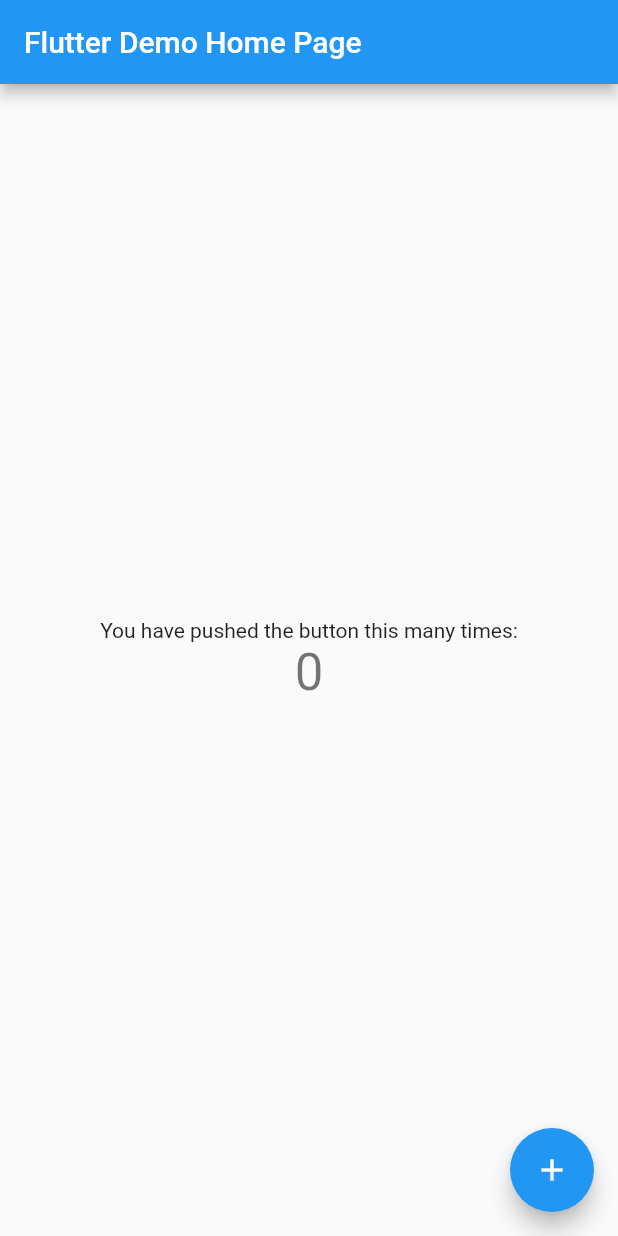
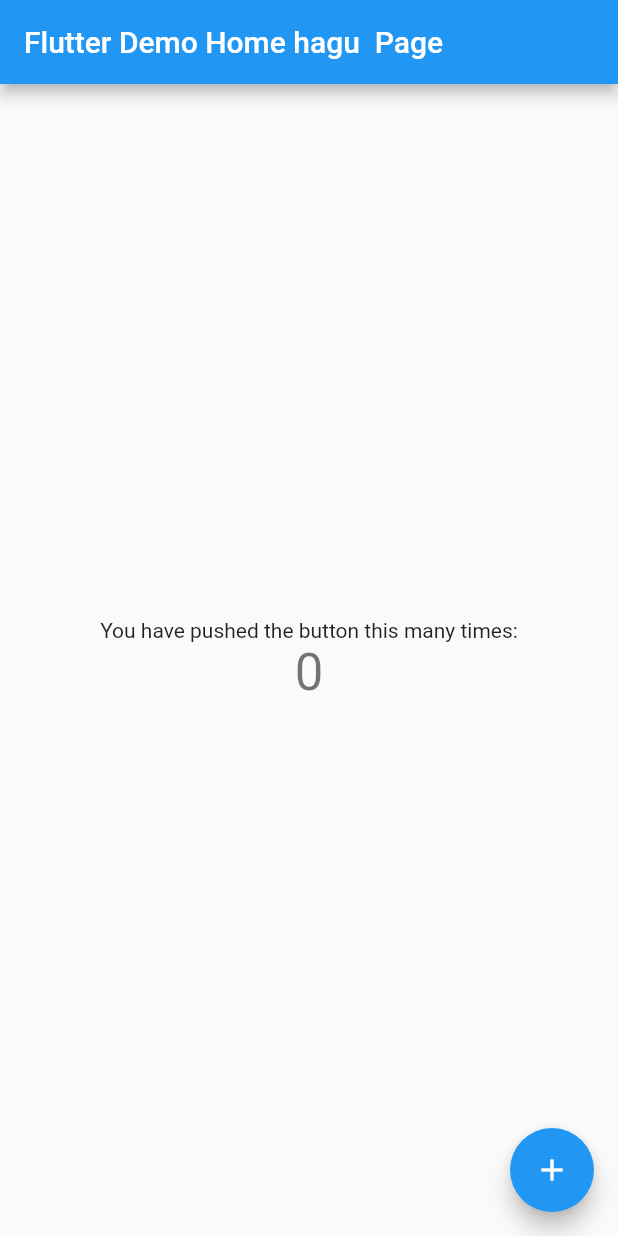
Before and after one commit to FarhinHusain/myapp, a Flutter app: the screen it shows after launch, on a phone screen of 412 x 824 dp. Run offline on Flutter 3.47's test engine with Material 2 defaults, Android fonts, the phone set to English and light mode, and no system bars.

Commit message:
Update main.dart

```diff
--- a/lib/main.dart
+++ b/lib/main.dart
@@ -20,7 +20,7 @@ class MyApp extends StatelessWidget {
         // is not restarted.
         primarySwatch: Colors.blue,
       ),
-      home: MyHomePage(title: 'Flutter Demo Home Page'),
+      home: MyHomePage(title: 'Flutter Demo Home hagu  Page'),
     );
   }
 }
```
